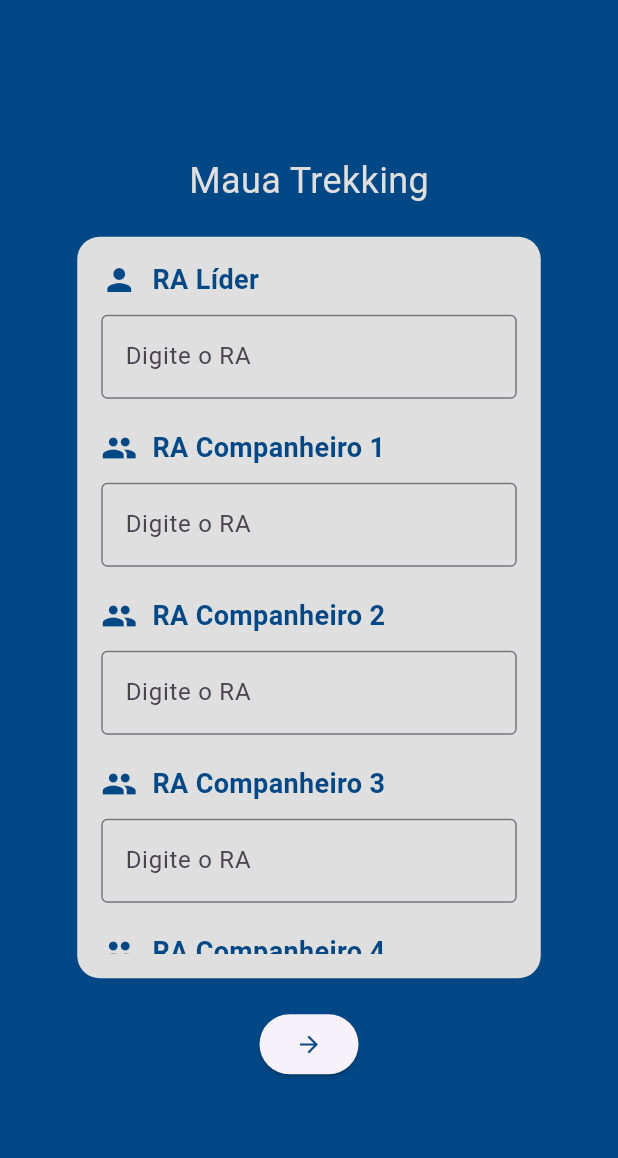
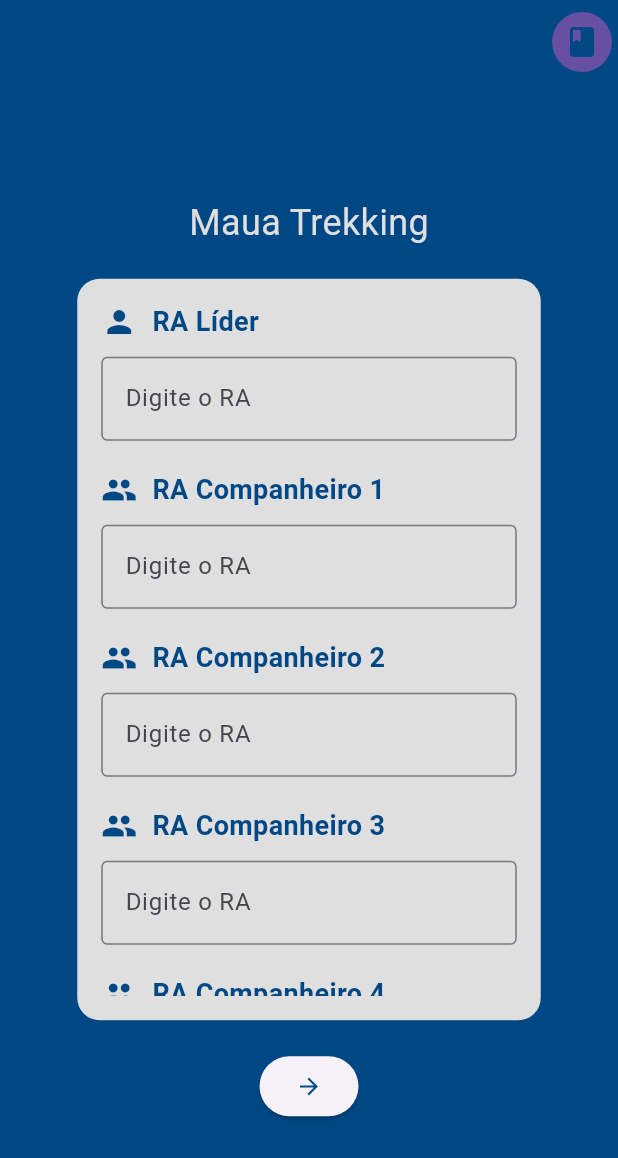
Before and after one commit to Uper05/PI-4S.MauaTrekking, a Flutter app: the screen it shows after launch, on a phone screen of 412 x 824 dp. Shown: the top 1158 px of the screen. Run offline on Flutter 3.47's test engine with Material 3 defaults, Android fonts, the phone set to English and light mode, and no system bars.

Commit message:
Tela de Registro
Tela de Desktop Implementada, botao de professor implementado,

implementar tela de professor login, logo da instituição e tela de aviso pós registro

```diff
--- a/maua_trecking_project/lib/main.dart
+++ b/maua_trecking_project/lib/main.dart
@@ -1,5 +1,6 @@
 import 'package:flutter/material.dart';
-import 'widgets/ralist.dart';
+import 'package:maua_trecking_project/src/app.dart';
+
 
 void main() {
   runApp(const MyApp());
@@ -13,119 +14,8 @@
   Widget build(BuildContext context) {
     return const MaterialApp(
       title: 'Maua Trekking',
-      home: Home(title: 'Maua Trekking'),
+      debugShowCheckedModeBanner: false,
+      home: TelaHome(title: "Maua Trekking"),
     );
   }
 }
-
-class Home extends StatelessWidget {
-  const Home({super.key, required this.title});
-
-  final String title;
-
-  @override
-  Widget build(BuildContext context) {
-
-    return Scaffold(
-      body: LayoutBuilder(builder: (context, constrains){
-        return constrains.maxWidth <= 900?const MobileLayout():const DesktopLayout();
-      })
-    );
-  }
-}
-
-
-class MobileLayout extends StatefulWidget{
-  const MobileLayout({super.key});
-
-  @override
-  State<StatefulWidget> createState() {
-    return MobileLayoutState();
-  }
-}
-
-
-class MobileLayoutState extends State<MobileLayout>{
-
-  final List<String> ratitulos = [
-    'RA Líder',
-    'RA Companheiro 1',
-    'RA Companheiro 2',
-    'RA Companheiro 3',
-    'RA Companheiro 4'
-  ];
-
-  final List<IconData> raicones = [
-    Icons.person,
-    Icons.group,
-    Icons.group,
-    Icons.group,
-    Icons.group
-  ];
-
-  late List<TextEditingController> controllers;
-
-  @override
-  void initState() {
-    super.initState();
-    controllers = List.generate(ratitulos.length, (index) => TextEditingController());
-  }
-
-  void getTextFieldValues() {
-    List<String> valores = controllers.map((controller) => controller.text).toList();
-    print(valores);
-  }
-
-  @override
-  Widget build(BuildContext context) {
-
-    final double screenHeight = MediaQuery.of(context).size.height;
-    final double screenWidth = MediaQuery.of(context).size.width;
-    return Scaffold(
-      backgroundColor: const Color.fromARGB(255, 0, 71, 133),
-      body: Center(
-        child: Column(mainAxisAlignment: MainAxisAlignment.center, children: [
-          const Text(
-            "Maua Trekking",
-            style: TextStyle(
-                fontSize: 24, color: Color.fromARGB(255, 223, 223, 223)),
-          ),
-          const SizedBox(
-            height: 20,
-          ),
-          SizedBox(
-            width: screenWidth * 0.75,
-            height: screenHeight * 0.60,
-            child: Container(
-              decoration: BoxDecoration(
-                  color:const Color.fromARGB(255, 223, 223, 223),
-                  borderRadius: BorderRadius.circular(15)),
-              child: Padding(
-                  padding: const EdgeInsets.all(16.0),
-                  child: ListView
-                    (
-                      children: [
-                      RaListWidget(icon: raicones[0], title: ratitulos[0], controller: controllers[0],),
-                      RaListWidget(icon: raicones[1], title: ratitulos[1], controller: controllers[1]),
-                      RaListWidget(icon: raicones[2], title: ratitulos[2], controller: controllers[2]),
-                      RaListWidget(icon: raicones[3], title: ratitulos[3], controller: controllers[3]),
-                      RaListWidget(icon: raicones[4], title: ratitulos[4], controller: controllers[4]),
-                    ],)
-                  )),
-            ),
-          const SizedBox(height: 20,),
-          ElevatedButton(onPressed: getTextFieldValues,child: const Icon(Icons.arrow_forward,color: Color.fromARGB(255, 0, 71, 133),),)
-        ]),
-      ),
-    );
-  }
-}
-
-class DesktopLayout extends StatelessWidget{
-  const DesktopLayout({super.key});
-  @override
-  Widget build(BuildContext context) {
-    // TODO: implement build
-    throw UnimplementedError();
-  }
-}
--- /dev/null
+++ b/maua_trecking_project/lib/src/app.dart
@@ -0,0 +1,19 @@
+import 'package:flutter/material.dart';
+import 'screens/mobilescreen.dart';
+import 'screens/desktopscreen.dart';
+
+class TelaHome extends StatelessWidget {
+  const TelaHome({super.key, required this.title});
+
+  final String title;
+
+  @override
+  Widget build(BuildContext context) {
+
+    return Scaffold(
+      body: LayoutBuilder(builder: (context, constrains){
+        return constrains.maxWidth <= 700?const MobileLayout(): DesktopLayout();
+      })
+    );
+  }
+}
--- /dev/null
+++ b/maua_trecking_project/lib/src/screens/desktopscreen.dart
@@ -0,0 +1,96 @@
+import 'package:flutter/material.dart';
+import '../../widgets/ralist.dart';
+
+class DesktopLayout extends StatefulWidget{
+  const DesktopLayout({super.key});
+
+  @override
+  State<StatefulWidget> createState() {
+    return DesktopLayoutState();
+  }
+}
+
+class DesktopLayoutState extends State<DesktopLayout>{
+
+  final List<String> ratitulos = [
+    'RA Líder',
+    'RA Companheiro 1',
+    'RA Companheiro 2',
+    'RA Companheiro 3',
+    'RA Companheiro 4'
+  ];
+
+  final List<IconData> raicones = [
+    Icons.person,
+    Icons.group,
+    Icons.group,
+    Icons.group,
+    Icons.group
+  ];
+
+  late List<TextEditingController> controllers;
+
+  @override
+  void initState() {
+    super.initState();
+    controllers = List.generate(ratitulos.length, (index) => TextEditingController());
+  }
+
+  void getTextFieldValues() {
+    List<String> valores = controllers.map((controller) => controller.text).toList();
+    print(valores);
+  }
+
+  @override
+  Widget build(BuildContext context) {
+
+    return Scaffold(
+      backgroundColor: const Color.fromARGB(255, 0, 71, 133),
+      appBar: AppBar(
+        backgroundColor: const Color.fromARGB(0, 0, 0, 0),
+        actions: [
+          IconButton.filled(
+              onPressed: getTextFieldValues,
+              icon: const Icon(
+                Icons.book,
+                color: Color.fromARGB(255, 0, 71, 133),
+              ))
+        ],
+      ),
+      body: Center(
+        child: Column(mainAxisAlignment: MainAxisAlignment.center, children: [
+          const Text(
+            "Maua Trekking",
+            style: TextStyle(
+                fontSize: 24, color: Color.fromARGB(255, 223, 223, 223)),
+          ),
+          const SizedBox(
+            height: 20,
+          ),
+          SizedBox(
+            width: 500,
+            height: 450,
+            child: Container(
+              decoration: BoxDecoration(
+                  color:const Color.fromARGB(255, 223, 223, 223),
+                  borderRadius: BorderRadius.circular(15)),
+              child: Padding(
+                  padding: const EdgeInsets.all(16.0),
+                  child: ListView
+                    (
+                      children: [
+                      RaListWidget(icon: raicones[0], title: ratitulos[0], controller: controllers[0],),
+                      RaListWidget(icon: raicones[1], title: ratitulos[1], controller: controllers[1]),
+                      RaListWidget(icon: raicones[2], title: ratitulos[2], controller: controllers[2]),
+                      RaListWidget(icon: raicones[3], title: ratitulos[3], controller: controllers[3]),
+                      RaListWidget(icon: raicones[4], title: ratitulos[4], controller: controllers[4]),
+                    ],)
+                  )),
+            ),
+          const SizedBox(height: 20,),
+          ElevatedButton(onPressed: getTextFieldValues,child: const Icon(Icons.arrow_forward,color: Color.fromARGB(255, 0, 71, 133),),)
+        ]),
+      ),
+    );
+  }
+}
--- /dev/null
+++ b/maua_trecking_project/lib/src/screens/mobilescreen.dart
@@ -0,0 +1,121 @@
+import 'package:flutter/material.dart';
+import '../../widgets/ralist.dart';
+
+class MobileLayout extends StatefulWidget {
+  const MobileLayout({super.key});
+
+  @override
+  State<StatefulWidget> createState() {
+    return MobileLayoutState();
+  }
+}
+
+class MobileLayoutState extends State<MobileLayout> {
+  final List<String> ratitulos = [
+    'RA Líder',
+    'RA Companheiro 1',
+    'RA Companheiro 2',
+    'RA Companheiro 3',
+    'RA Companheiro 4'
+  ];
+
+  final List<IconData> raicones = [
+    Icons.person,
+    Icons.group,
+    Icons.group,
+    Icons.group,
+    Icons.group
+  ];
+
+  late List<TextEditingController> controllers;
+
+  @override
+  void initState() {
+    super.initState();
+    controllers =
+        List.generate(ratitulos.length, (index) => TextEditingController());
+  }
+
+  void getTextFieldValues() {
+    List<String> valores =
+        controllers.map((controller) => controller.text).toList();
+    print(valores);
+  }
+
+  @override
+  Widget build(BuildContext context) {
+    final double screenHeight = MediaQuery.of(context).size.height;
+    final double screenWidth = MediaQuery.of(context).size.width;
+    return Scaffold(
+      backgroundColor: const Color.fromARGB(255, 0, 71, 133),
+      appBar: AppBar(
+        backgroundColor: const Color.fromARGB(0, 0, 0, 0),
+        actions: [
+          IconButton.filled(
+              onPressed: getTextFieldValues,
+              icon: const Icon(
+                Icons.book,
+                color: Color.fromARGB(255, 0, 71, 133),
+              ))
+        ],
+      ),
+      body: Center(
+        child: Column(mainAxisAlignment: MainAxisAlignment.center, children: [
+          const Text(
+            "Maua Trekking",
+            style: TextStyle(
+                fontSize: 24, color: Color.fromARGB(255, 223, 223, 223)),
+          ),
+          const SizedBox(
+            height: 20,
+          ),
+          SizedBox(
+            width: screenWidth * 0.75,
+            height: screenHeight * 0.60,
+            child: Container(
+                decoration: BoxDecoration(
+                    color: const Color.fromARGB(255, 223, 223, 223),
+                    borderRadius: BorderRadius.circular(15)),
+                child: Padding(
+                    padding: const EdgeInsets.all(16.0),
+                    child: ListView(
+                      children: [
+                        RaListWidget(
+                          icon: raicones[0],
+                          title: ratitulos[0],
+                          controller: controllers[0],
+                        ),
+                        RaListWidget(
+                            icon: raicones[1],
+                            title: ratitulos[1],
+                            controller: controllers[1]),
+                        RaListWidget(
+                            icon: raicones[2],
+                            title: ratitulos[2],
+                            controller: controllers[2]),
+                        RaListWidget(
+                            icon: raicones[3],
+                            title: ratitulos[3],
+                            controller: controllers[3]),
+                        RaListWidget(
+                            icon: raicones[4],
+                            title: ratitulos[4],
+                            controller: controllers[4]),
+                      ],
+                    ))),
+          ),
+          const SizedBox(
+            height: 20,
+          ),
+          ElevatedButton(
+            onPressed: getTextFieldValues,
+            child: const Icon(
+              Icons.arrow_forward,
+              color: Color.fromARGB(255, 0, 71, 133),
+            ),
+          )
+        ]),
+      ),
+    );
+  }
+}
--- a/maua_trecking_project/lib/widgets/ralist.dart
+++ b/maua_trecking_project/lib/widgets/ralist.dart
@@ -16,7 +16,7 @@ class RaListWidget extends StatelessWidget {
       children: [
         Row(
           children: [
-            Icon(icon,color: Color.fromARGB(255, 0, 71, 133),),
+            Icon(icon,color: const Color.fromARGB(255, 0, 71, 133),),
             const SizedBox(width: 10),
             Text(
               title,
```
